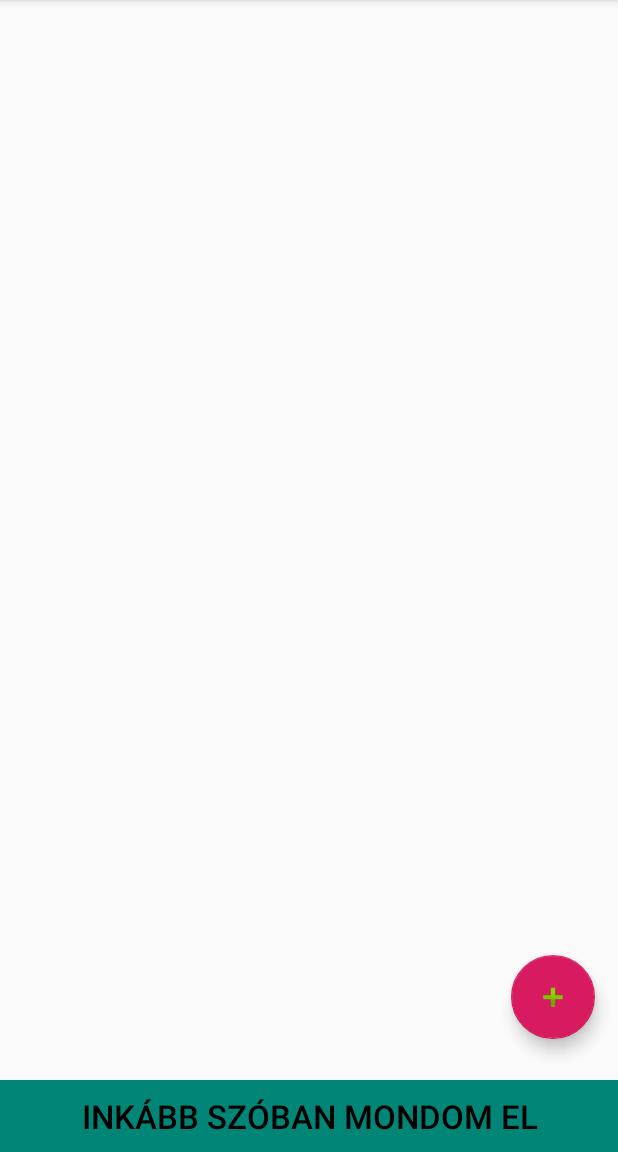
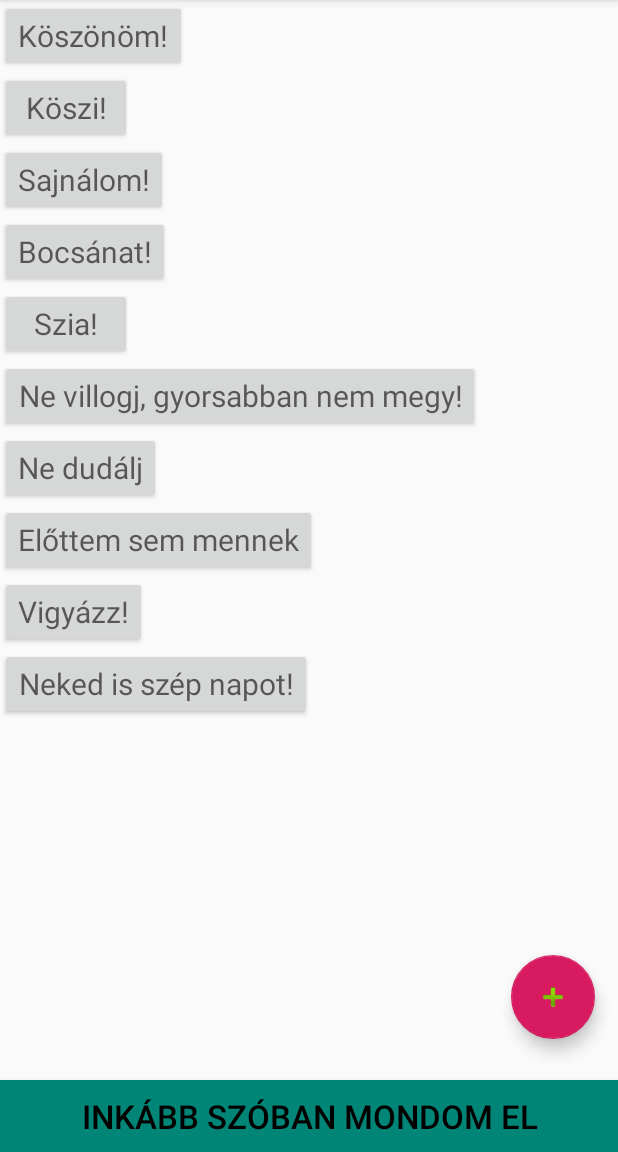
Before and after one commit to Tms-bodnar/LedMessengerStrip, an Android app: the screen it shows after launch (MainActivity), on a phone screen of 412 x 824 dp, the part 84-1236 px from its top. Run offline under Robolectric (Android 15) with nearby library versions, the phone set to English and light mode, and no system bars.

Commit message:
adapter for button grid

```diff
--- a/Android/LEDMessengerStrip/app/src/main/java/adapters/CustomGridAdapter.java
+++ b/Android/LEDMessengerStrip/app/src/main/java/adapters/CustomGridAdapter.java
@@ -1,6 +1,57 @@
 package adapters;
 
+import android.content.Context;
+import android.view.LayoutInflater;
+import android.view.View;
+import android.view.ViewGroup;
 import android.widget.BaseAdapter;
+import android.widget.Button;
+
+import com.kalandlabor.ledmessengerstrip.MainActivity;
+import com.kalandlabor.ledmessengerstrip.R;
 
 public class CustomGridAdapter extends BaseAdapter {
+
+    MainActivity mainActivity;
+    String[] items;
+    LayoutInflater inflater;
+
+    public CustomGridAdapter(MainActivity mainActivity, String[] items) {
+        this.mainActivity = mainActivity;
+        this.items = items;
+        inflater = (LayoutInflater) this.mainActivity.getSystemService(Context.LAYOUT_INFLATER_SERVICE);
+    }
+    @Override
+    public int getCount() {
+        return items.length;
+    }
+
+    @Override
+    public Object getItem(int position) {
+        return items[position];
+    }
+
+    @Override
+    public long getItemId(int position) {
+        return position;
+    }
+
+    @Override
+    public View getView(final int position, View convertView, ViewGroup parent) {
+        if (convertView == null) {
+            convertView = inflater.inflate(R.layout.cell, null);
+        }
+        Button button = (Button) convertView.findViewById(R.id.grid_item);
+
+        button.setText(items[position]);
+        button.setOnClickListener(new View.OnClickListener() {
+            @Override
+            public void onClick(View v) {
+                mainActivity.itemClicked(position);
+            }
+        });
+
+        return convertView;
+    }
+
 }
--- a/Android/LEDMessengerStrip/app/src/main/java/com/kalandlabor/ledmessengerstrip/MainActivity.java
+++ b/Android/LEDMessengerStrip/app/src/main/java/com/kalandlabor/ledmessengerstrip/MainActivity.java
@@ -1,6 +1,8 @@
 package com.kalandlabor.ledmessengerstrip;
 
 import android.content.Context;
+import android.content.Intent;
+import android.content.res.Resources;
 import android.os.Bundle;
 
 import com.google.android.material.floatingactionbutton.FloatingActionButton;
@@ -9,10 +11,14 @@ import com.google.android.material.snackbar.Snackbar;
 import androidx.appcompat.app.AppCompatActivity;
 import androidx.appcompat.widget.Toolbar;
 
+import android.os.Handler;
 import android.view.View;
 import android.view.Menu;
 import android.view.MenuItem;
+import android.widget.GridView;
 import android.widget.Toast;
+
+import adapters.CustomGridAdapter;
 
 public class MainActivity extends AppCompatActivity {
 
@@ -32,6 +38,12 @@ public class MainActivity extends AppCompatActivity {
                 addNewMessage(view);
             }
         });
+        Resources res = getResources();
+        String[] buttons = res.getStringArray(R.array.button_array);
+        GridView gridView = findViewById(R.id.grid_view);
+        CustomGridAdapter gridAdapter = new CustomGridAdapter(MainActivity.this, buttons);
+        gridView.setAdapter(gridAdapter);
+
     }
 
     private void addNewMessage(View view) {
@@ -41,24 +53,22 @@ public class MainActivity extends AppCompatActivity {
 
     @Override
     public boolean onCreateOptionsMenu(Menu menu) {
-        // Inflate the menu; this adds items to the action bar if it is present.
         getMenuInflater().inflate(R.menu.menu_main, menu);
         return true;
     }
 
     @Override
     public boolean onOptionsItemSelected(MenuItem item) {
-        // Handle action bar item clicks here. The action bar will
-        // automatically handle clicks on the Home/Up button, so long
-        // as you specify a parent activity in AndroidManifest.xml.
         int id = item.getItemId();
-
-        //noinspection SimplifiableIfStatement
         if (id == R.id.bluetooth_settings) {
-            Toast.makeText(context, "Implement bluetooth settings", Toast.LENGTH_SHORT).show();;
+            Toast.makeText(context, R.string.bluetooth_settings_message, Toast.LENGTH_SHORT).show();
+            Intent intentOpenBluetoothSettings = new Intent();
+            intentOpenBluetoothSettings.setAction(android.provider.Settings.ACTION_BLUETOOTH_SETTINGS);
+            startActivity(intentOpenBluetoothSettings);
             return true;
-        } if (id == R.id.faq) {
-            Toast.makeText(context, "Implement bluetooth settings", Toast.LENGTH_SHORT).show();;
+        }
+        if (id == R.id.faq) {
+            Toast.makeText(context, "Implement faq", Toast.LENGTH_SHORT).show();
             return true;
         }
         return super.onOptionsItemSelected(item);
@@ -68,4 +78,8 @@ public class MainActivity extends AppCompatActivity {
         Snackbar.make(view, "implement speechToText", Snackbar.LENGTH_LONG)
                 .setAction("Action", null).show();
     }
+
+    public void itemClicked(int position){
+
+    }
 }
--- a/Android/LEDMessengerStrip/app/src/main/res/layout/cell.xml
+++ b/Android/LEDMessengerStrip/app/src/main/res/layout/cell.xml
@@ -1,6 +1,18 @@
 <?xml version="1.0" encoding="utf-8"?>
 <LinearLayout xmlns:android="http://schemas.android.com/apk/res/android"
-    android:orientation="vertical" android:layout_width="match_parent"
-    android:layout_height="match_parent">
+    android:layout_width="wrap_content"
+    android:layout_height="wrap_content">
+
+    <Button
+        android:id="@+id/grid_item"
+        android:layout_gravity="center"
+        android:textAppearance="?android:attr/textAppearanceMedium"
+        android:layout_width="wrap_content"
+        android:layout_height="wrap_content"
+        android:text="05"
+        android:textSize="20sp"
+        android:enabled="true"
+        android:clickable="true">
+    </Button>
 
 </LinearLayout>
--- a/Android/LEDMessengerStrip/app/src/main/res/layout/content_main.xml
+++ b/Android/LEDMessengerStrip/app/src/main/res/layout/content_main.xml
@@ -13,8 +13,16 @@
         android:layout_width="match_parent"
         android:layout_height="match_parent"
         app:layout_constraintTop_toTopOf="parent"
-        app:layout_constraintLeft_toLeftOf="parent">
-
+        app:layout_constraintLeft_toLeftOf="parent"
+        android:rowCount="2"
+        android:columnCount="1">
+        <GridView
+            android:id="@+id/grid_view"
+            android:layout_width="match_parent"
+            android:layout_height="wrap_content"
+            android:layout_row="0"
+            android:layout_column="0"
+            />
 
         <Button
             android:id="@+id/btnSpeak"
@@ -26,6 +34,8 @@
             android:layout_gravity="bottom"
             android:layout_width="match_parent"
             android:onClick="speechToText"
+            android:layout_row="1"
+            android:layout_column="0"
             />
     </GridLayout>
 </androidx.constraintlayout.widget.ConstraintLayout>
--- a/Android/LEDMessengerStrip/app/src/main/res/values/buttons.xml
+++ b/Android/LEDMessengerStrip/app/src/main/res/values/buttons.xml
@@ -1,2 +1,15 @@
 <?xml version="1.0" encoding="utf-8"?>
-<resources></resources>
+<resources>
+    <string-array name="button_array">
+        <item>Köszönöm!</item>
+        <item>Köszi!</item>
+        <item>Sajnálom!</item>
+        <item>Bocsánat!</item>
+        <item>Szia!</item>
+        <item>Ne villogj, gyorsabban nem megy!</item>
+        <item>Ne dudálj</item>
+        <item>Előttem sem mennek</item>
+        <item>Vigyázz!</item>
+        <item>Neked is szép napot!</item>
+    </string-array>
+</resources>
```
Also changed, not shown: Android/LEDMessengerStrip/app/src/main/res/values/strings.xml (+2 -10 lines).
